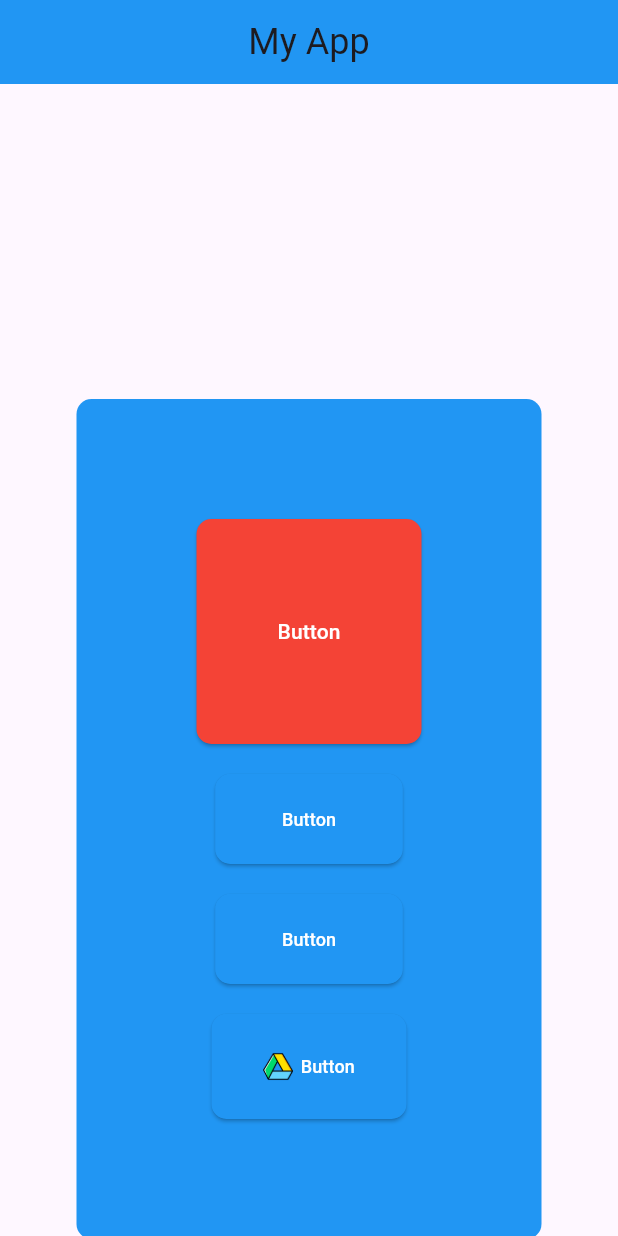
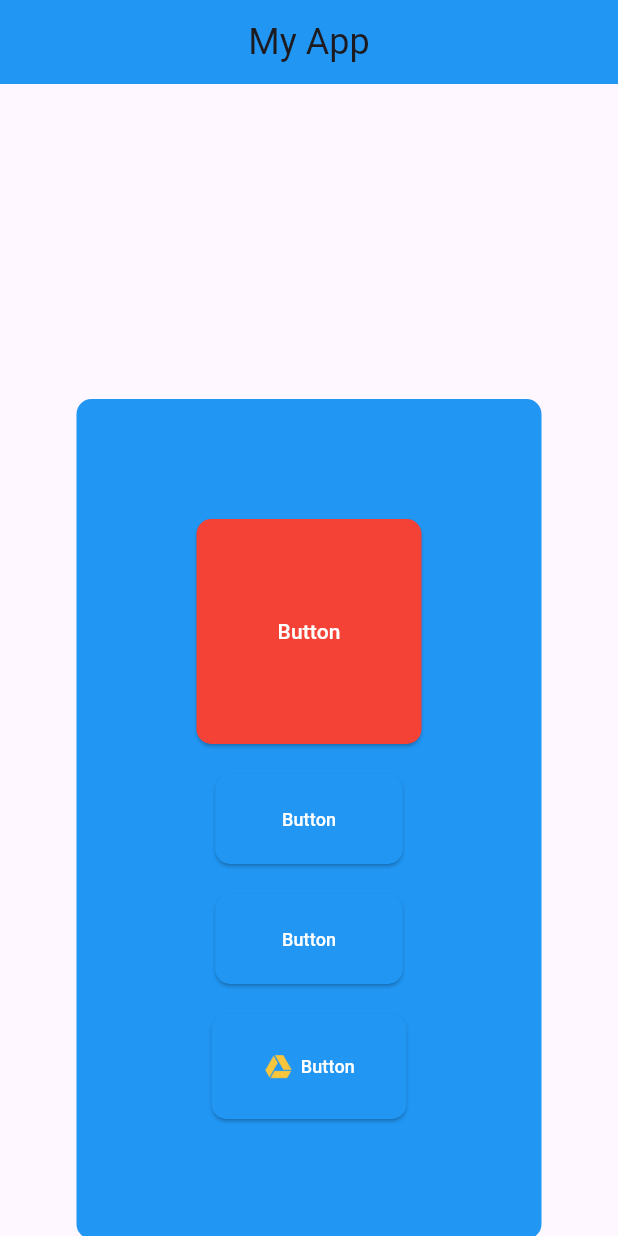
Before and after one commit to UalikhanPovelitel/SRS3, a Flutter app: the screen it shows after launch, on a phone screen of 412 x 824 dp. Run offline on Flutter 3.47's test engine with Material 3 defaults, Android fonts, the light colour scheme and no system bars.

Commit message:
first commit

```diff
--- a/lib/main.dart
+++ b/lib/main.dart
@@ -94,7 +94,7 @@ class MyApp extends StatelessWidget {
                         mainAxisAlignment: MainAxisAlignment.center,
                         children: [
                           Image.asset(
-                            'assets/google_drive_icon.png',
+                            'assets/google.png',
                             width: 20,
                             height: 20,
                           ),
```
Also changed, not shown: assets/google.png (added), 1 other file.
